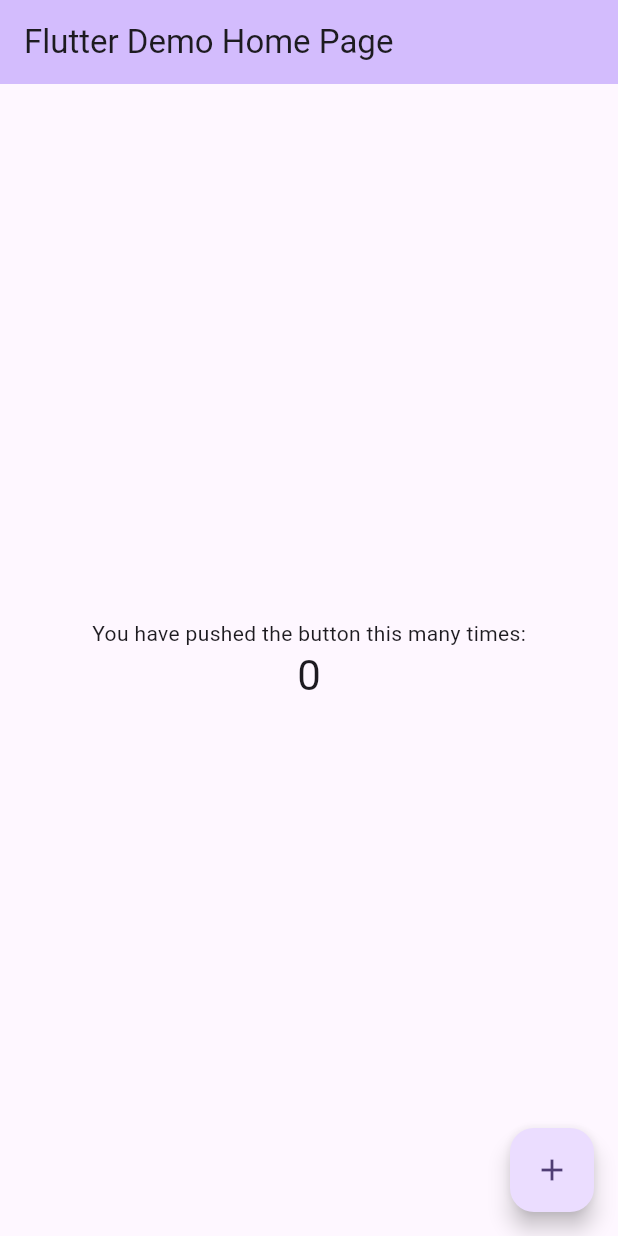
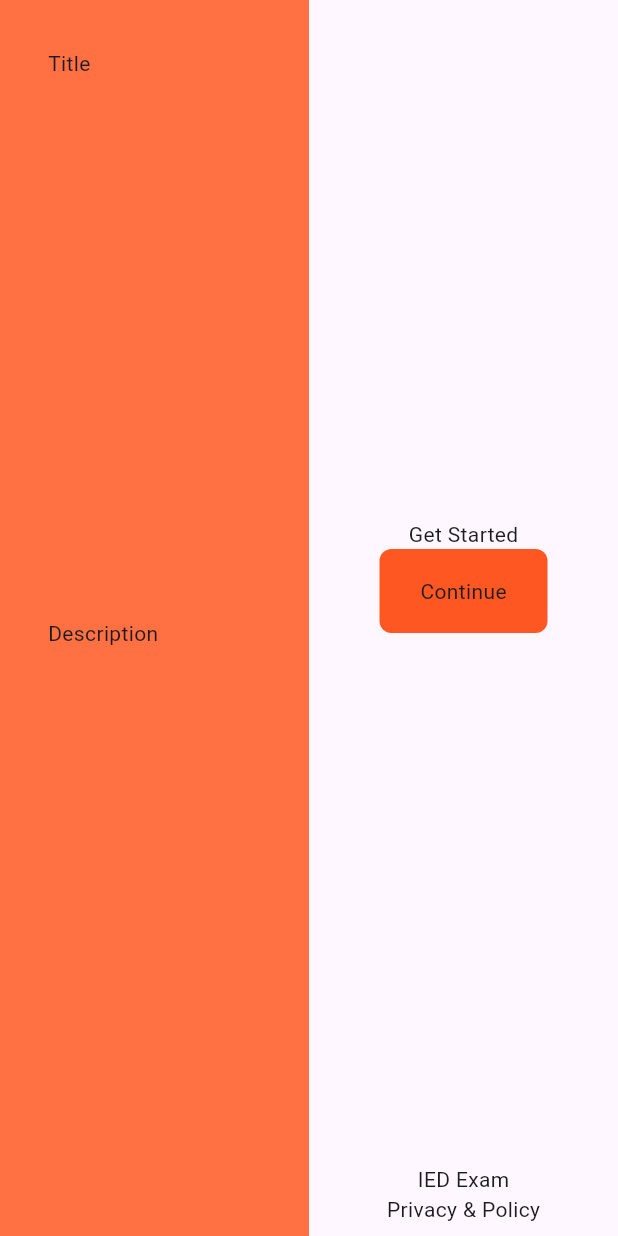
Before and after one commit to foohla/flutterapp, a Flutter app: the screen it shows after launch, on a phone screen of 412 x 824 dp. Run offline on Flutter 3.47's test engine with Material 3 defaults, Android fonts, the phone set to English and light mode, and no system bars.

Commit message:
init
FlutterApp prototype

```diff
--- a/lib/main.dart
+++ b/lib/main.dart
@@ -1,4 +1,5 @@
 import 'package:flutter/material.dart';
+import 'package:flutterapp74/src/presentation/auth/views/auth_view.dart';
 
 void main() {
   runApp(const MyApp());
@@ -31,95 +32,7 @@
         colorScheme: ColorScheme.fromSeed(seedColor: Colors.deepPurple),
         useMaterial3: true,
       ),
-      home: const MyHomePage(title: 'Flutter Demo Home Page'),
+      home: const AuthConnector(),
     );
   }
 }
-
-class MyHomePage extends StatefulWidget {
-  const MyHomePage({super.key, required this.title});
-
-  // This widget is the home page of your application. It is stateful, meaning
-  // that it has a State object (defined below) that contains fields that affect
-  // how it looks.
-
-  // This class is the configuration for the state. It holds the values (in this
-  // case the title) provided by the parent (in this case the App widget) and
-  // used by the build method of the State. Fields in a Widget subclass are
-  // always marked "final".
-
-  final String title;
-
-  @override
-  State<MyHomePage> createState() => _MyHomePageState();
-}
-
-class _MyHomePageState extends State<MyHomePage> {
-  int _counter = 0;
-
-  void _incrementCounter() {
-    setState(() {
-      // This call to setState tells the Flutter framework that something has
-      // changed in this State, which causes it to rerun the build method below
-      // so that the display can reflect the updated values. If we changed
-      // _counter without calling setState(), then the build method would not be
-      // called again, and so nothing would appear to happen.
-      _counter++;
-    });
-  }
-
-  @override
-  Widget build(BuildContext context) {
-    // This method is rerun every time setState is called, for instance as done
-    // by the _incrementCounter method above.
-    //
-    // The Flutter framework has been optimized to make rerunning build methods
-    // fast, so that you can just rebuild anything that needs updating rather
-    // than having to individually change instances of widgets.
-    return Scaffold(
-      appBar: AppBar(
-        // TRY THIS: Try changing the color here to a specific color (to
-        // Colors.amber, perhaps?) and trigger a hot reload to see the AppBar
-        // change color while the other colors stay the same.
-        backgroundColor: Theme.of(context).colorScheme.inversePrimary,
-        // Here we take the value from the MyHomePage object that was created by
-        // the App.build method, and use it to set our appbar title.
-        title: Text(widget.title),
-      ),
-      body: Center(
-        // Center is a layout widget. It takes a single child and positions it
-        // in the middle of the parent.
-        child: Column(
-          // Column is also a layout widget. It takes a list of children and
-          // arranges them vertically. By default, it sizes itself to fit its
-          // children horizontally, and tries to be as tall as its parent.
-          //
-          // Column has various properties to control how it sizes itself and
-          // how it positions its children. Here we use mainAxisAlignment to
-          // center the children vertically; the main axis here is the vertical
-          // axis because Columns are vertical (the cross axis would be
-          // horizontal).
-          //
-          // TRY THIS: Invoke "debug painting" (choose the "Toggle Debug Paint"
-          // action in the IDE, or press "p" in the console), to see the
-          // wireframe for each widget.
-          mainAxisAlignment: MainAxisAlignment.center,
-          children: <Widget>[
-            const Text(
-              'You have pushed the button this many times:',
-            ),
-            Text(
-              '$_counter',
-              style: Theme.of(context).textTheme.headlineMedium,
-            ),
-          ],
-        ),
-      ),
-      floatingActionButton: FloatingActionButton(
-        onPressed: _incrementCounter,
-        tooltip: 'Increment',
-        child: const Icon(Icons.add),
-      ), // This trailing comma makes auto-formatting nicer for build methods.
-    );
-  }
-}
--- /dev/null
+++ b/lib/src/presentation/auth/views/auth_view.dart
@@ -0,0 +1,55 @@
+import 'package:flutter/material.dart';
+import 'package:flutterapp74/src/presentation/auth/widgets/social_button.dart';
+
+class AuthConnector extends StatelessWidget {
+  const AuthConnector({super.key});
+
+  @override
+  Widget build(BuildContext context) {
+    return Scaffold(
+      body: Row(
+        children: [
+          Expanded(
+            child: ColoredBox(
+              color: Colors.deepOrange.shade400,
+              child: const Padding(
+                padding: EdgeInsets.all(32.0),
+                child: Column(
+                  mainAxisAlignment: MainAxisAlignment.spaceBetween,
+                  crossAxisAlignment: CrossAxisAlignment.start,
+                  children: [
+                    Text('Title'),
+                    Text('Description'),
+                    SizedBox.shrink(),
+                  ],
+                ),
+              ),
+            ),
+          ),
+
+          /// Form
+          const Expanded(
+            child: Column(
+              mainAxisAlignment: MainAxisAlignment.spaceBetween,
+              children: [
+                SizedBox.shrink(),
+                Column(
+                  children: [
+                    Text('Get Started'),
+                    SocialButton(),
+                  ],
+                ),
+                Padding(
+                  padding: EdgeInsets.all(8.0),
+                  child: Column(
+                    children: [Text('IED Exam'), Text('Privacy & Policy')],
+                  ),
+                ),
+              ],
+            ),
+          ),
+        ],
+      ),
+    );
+  }
+}
--- /dev/null
+++ b/lib/src/presentation/auth/widgets/social_button.dart
@@ -0,0 +1,41 @@
+import 'package:flutter/material.dart';
+
+class SocialButton extends StatefulWidget {
+  const SocialButton({super.key});
+
+  @override
+  State<SocialButton> createState() => _SocialButtonState();
+}
+
+class _SocialButtonState extends State<SocialButton> {
+  var isHovered = false;
+
+  @override
+  Widget build(BuildContext context) {
+    return MouseRegion(
+      onEnter: (_) {
+        setState(() {
+          isHovered = true;
+        });
+      },
+      onExit: (_) {
+        setState(() {
+          isHovered = false;
+        });
+      },
+      child: AnimatedContainer(
+        duration: const Duration(milliseconds: 200),
+        curve: Curves.easeInOut,
+        height: isHovered ? 64 : 56,
+        width: isHovered ? 128 : 112,
+        decoration: BoxDecoration(
+          color: isHovered ? Colors.deepOrange.shade700 : Colors.deepOrange,
+          borderRadius: BorderRadius.circular(8),
+        ),
+        child: const Center(
+          child: Text('Continue'),
+        ),
+      ),
+    );
+  }
+}
```
